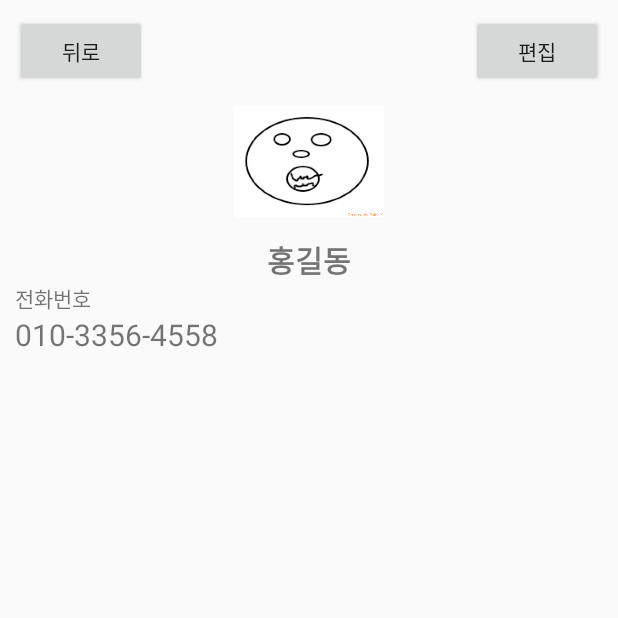
After one commit to ytkim4558/MeetingManagement, an Android app: the MemberInfoActivity screen opened directly, with no data from a screen before it, on a phone screen of 412 x 824 dp, the top half of it. The commit adds this screen. Run offline under Robolectric (Android 15) with nearby library versions, the phone set to English and light mode, and no system bars.

Commit message:
MemberInfoActivity추가, memberListView의 setOnItemLongClickListener추가 onItemClickListener로 뜨던 팝업 메뉴가 LongItemClickListener로 변경됨.

```diff
--- a/app/src/main/java/com/nagnek/android/meetingmanagement/BaseApplication.java
+++ b/app/src/main/java/com/nagnek/android/debugLog/BaseApplication.java
@@ -1,4 +1,4 @@
-package com.nagnek.android.meetingmanagement;
+package com.nagnek.android.debugLog;
 
 import android.app.Application;
 import android.content.Context;
--- a/app/src/main/java/com/nagnek/android/meetingmanagement/Dlog.java
+++ b/app/src/main/java/com/nagnek/android/debugLog/Dlog.java
@@ -1,4 +1,4 @@
-package com.nagnek.android.meetingmanagement;
+package com.nagnek.android.debugLog;
 
 import android.util.Log;
 
@@ -8,7 +8,7 @@ import android.util.Log;
 public class Dlog {
     static final String TAG = "meetingmanagement";
 
-    static final boolean showToast = false;
+    public static final boolean showToast = false;
 
     /**
      * Log Level Error
--- a/app/src/main/java/com/nagnek/android/meetingmanagement/MainActivity.java
+++ b/app/src/main/java/com/nagnek/android/meetingmanagement/MainActivity.java
@@ -2,11 +2,12 @@ package com.nagnek.android.meetingmanagement;
 
 import android.app.Activity;
 import android.content.Intent;
-import android.graphics.drawable.Drawable;
 import android.os.Bundle;
 import android.view.View;
 import android.widget.Button;
 import android.widget.Toast;
+
+import com.nagnek.android.debugLog.Dlog;
 
 public class MainActivity extends Activity {
     static final int NEW_GROUP_REQUEST = 1;
--- /dev/null
+++ b/app/src/main/java/com/nagnek/android/meetingmanagement/MemberInfoActivity.java
@@ -0,0 +1,150 @@
+package com.nagnek.android.meetingmanagement;
+
+import android.app.Activity;
+import android.content.Intent;
+import android.os.Bundle;
+import android.view.View;
+import android.widget.Button;
+import android.widget.ImageView;
+import android.widget.TextView;
+
+import com.nagnek.android.debugLog.Dlog;
+import com.nagnek.android.nagneImage.NagneCircleImage;
+
+public class MemberInfoActivity extends Activity {
+
+    public final static String BACKUP_INSTANCE = "BACKUP_INSTANCE";
+
+    Member member;
+    int position;
+    Intent resultIntent;
+
+    @Override
+    protected void onCreate(Bundle savedInstanceState) {
+        super.onCreate(savedInstanceState);
+        setContentView(R.layout.activity_member_info);
+        Dlog.d("onCreate()");
+        // ====================================================================================
+        //
+        // 호출한 인텐트에서 정보를 추출한다
+        // ====================================================================================
+        member = new Member();
+        if (savedInstanceState == null) {
+            Intent receivedIntent = getIntent();
+            member.name = receivedIntent.getStringExtra(GroupActivity.MEMBER_NAME);
+            member.imageUri = receivedIntent.getParcelableExtra(GroupActivity.MEMBER_IMAGE_URI);
+            member.phone_number = receivedIntent.getStringExtra(GroupActivity.MEMBER_PHONE);
+            position = receivedIntent.getIntExtra(GroupActivity.MEMBER_LIST_POSITION, 0);
+        } else {
+            member = savedInstanceState.getParcelable(EditMemberActivity.BACK_UP_MEMBER_KEY);
+            position = savedInstanceState.getInt(GroupActivity.MEMBER_LIST_POSITION, 0);
+            resultIntent = savedInstanceState.getParcelable(BACKUP_INSTANCE);
+        }
+        // ====================================================================================
+        //
+        // 현재 아이템의 내용을 변경할 뷰를 찾는다.
+        // ====================================================================================
+        TextView memberName = (TextView) findViewById(R.id.member_name);
+        TextView phoneNumber = (TextView) findViewById(R.id.phone_number);
+        ImageView memberImage = (ImageView) findViewById(R.id.member_image);
+        Button cancelButton = (Button) findViewById(R.id.cancel_button);
+        Button editButton = (Button) findViewById(R.id.edit_button);
+        // ====================================================================================
+
+        // 리스너 등록
+        // ====================================================================================
+        cancelButton.setOnClickListener(new View.OnClickListener() {
+            @Override
+            public void onClick(View v) {
+                setResult(MemberItemPopupMenuActivity.RESULT_CODE_EDIT_MEMBER, resultIntent);
+                finish();
+            }
+        });
+        editButton.setOnClickListener(new View.OnClickListener() {
+            @Override
+            public void onClick(View v) {
+                Intent intent = new Intent(MemberInfoActivity.this, EditMemberActivity.class);
+                intent.putExtra(MemberItemPopupMenuActivity.EDIT_MEMBER_NAME, member.name);
+                intent.putExtra(MemberItemPopupMenuActivity.EDIT_MEMBER_IMAGE_URI, member.imageUri);
+                intent.putExtra(MemberItemPopupMenuActivity.EDIT_MEMBER_PHONE, member.phone_number);
+                intent.putExtra(GroupActivity.MEMBER_LIST_POSITION, position);
+                startActivityForResult(intent, MemberItemPopupMenuActivity.REQ_CODE_EDIT_MEMBER);
+            }
+        });
+
+        // ====================================================================================
+
+        // 뷰 내용 변경
+        // ====================================================================================
+        if (member.name != null) {
+            memberName.setText(member.name);
+        }
+        if (member.imageUri != null) {
+            memberImage.setImageBitmap(NagneCircleImage.getCircleBitmap(this, member.imageUri));
+        }
+        if (member.phone_number != null) {
+            phoneNumber.setText(member.phone_number);
+        }
+
+    }
+
+    @Override
+    protected void onActivityResult(int requestCode, int resultCode, Intent data) {
+        if (requestCode == MemberItemPopupMenuActivity.REQ_CODE_EDIT_MEMBER) {
+            if (resultCode == RESULT_OK) {
+                Dlog.d("편집시작");
+                Intent receivedIntent = data;
+                resultIntent = data;
+                member.name = receivedIntent.getStringExtra(MemberItemPopupMenuActivity.EDIT_MEMBER_NAME);
+                member.imageUri = receivedIntent.getParcelableExtra(MemberItemPopupMenuActivity.EDIT_MEMBER_IMAGE_URI);
+                member.phone_number = receivedIntent.getStringExtra(MemberItemPopupMenuActivity.EDIT_MEMBER_PHONE);
+                position = receivedIntent.getIntExtra(GroupActivity.MEMBER_LIST_POSITION, 0);
+
+                // ====================================================================================
+                //
+                // 현재 아이템의 내용을 변경할 뷰를 찾는다.
+                // ====================================================================================
+                TextView memberName = (TextView) findViewById(R.id.member_name);
+                TextView phoneNumber = (TextView) findViewById(R.id.phone_number);
+                ImageView memberImage = (ImageView) findViewById(R.id.member_image);
+                Button cancelButton = (Button) findViewById(R.id.cancel_button);
+                Button editButton = (Button) findViewById(R.id.edit_button);
+                // ====================================================================================
+                //
+                // 뷰 내용 변경
+                // ====================================================================================
+                if (member.name != null) {
+                    memberName.setText(member.name);
+                }
+                if (member.imageUri != null) {
+                    memberImage.setImageBitmap(NagneCircleImage.getCircleBitmap(this, member.imageUri));
+                }
+                if (member.phone_number != null) {
+                    phoneNumber.setText(member.phone_number);
+                }
+            }
+        }
+    }
+
+    @Override
+    protected void onSaveInstanceState(Bundle outState) {
+        super.onSaveInstanceState(outState);
+        outState.putParcelable(EditMemberActivity.BACK_UP_MEMBER_KEY, member);
+        outState.putInt(EditMemberActivity.BACK_UP_MEMBER_POSITION, position);
+        outState.putParcelable(BACKUP_INSTANCE, resultIntent);
+    }
+
+    @Override
+    public void onBackPressed() {
+        Dlog.i("onBackPressed()");
+        setResult(MemberItemPopupMenuActivity.RESULT_CODE_EDIT_MEMBER, resultIntent);
+        finish();
+        super.onBackPressed();
+    }
+
+    @Override
+    protected void onDestroy() {
+        Dlog.i("onDestroy()");
+        super.onDestroy();
+    }
+}
--- a/app/src/main/java/com/nagnek/android/meetingmanagement/PopupActivity.java
+++ b/app/src/main/java/com/nagnek/android/meetingmanagement/PopupActivity.java
@@ -6,6 +6,8 @@ import android.view.Window;
 import android.view.WindowManager;
 import android.widget.Toast;
 
+import com.nagnek.android.debugLog.Dlog;
+
 /**
  * Created by yongtakpc on 2016. 7. 4..
  */
@@ -13,7 +15,7 @@ public class PopupActivity extends Activity {
     @Override
     protected void onCreate(Bundle savedInstanceState) {
         super.onCreate(savedInstanceState);
-        if(Dlog.showToast) Toast.makeText(this, Dlog.s(""), Toast.LENGTH_SHORT).show();
+        if (Dlog.showToast) Toast.makeText(this, Dlog.s(""), Toast.LENGTH_SHORT).show();
         // 타이틀 제거
         requestWindowFeature(Window.FEATURE_NO_TITLE);
 
--- a/app/src/main/java/com/nagnek/android/meetingmanagement/NagneCropImage.java
+++ b/app/src/main/java/com/nagnek/android/nagneImage/NagneCropImage.java
@@ -1,4 +1,4 @@
-package com.nagnek.android.meetingmanagement;
+package com.nagnek.android.nagneImage;
 
 import android.content.Context;
 import android.content.Intent;
--- a/app/src/main/java/com/nagnek/android/meetingmanagement/NagneImage.java
+++ b/app/src/main/java/com/nagnek/android/nagneImage/NagneImage.java
@@ -1,4 +1,4 @@
-package com.nagnek.android.meetingmanagement;
+package com.nagnek.android.nagneImage;
 
 import android.content.Context;
 import android.database.Cursor;
@@ -7,7 +7,6 @@ import android.net.Uri;
 import android.provider.MediaStore;
 import android.content.Intent;
 
-import java.io.FileNotFoundException;
 import java.io.IOException;
 
 /**
--- /dev/null
+++ b/app/src/main/res/layout/activity_member_info.xml
@@ -0,0 +1,51 @@
+<?xml version="1.0" encoding="utf-8"?>
+<LinearLayout xmlns:android="http://schemas.android.com/apk/res/android"
+    android:layout_width="match_parent"
+    android:layout_height="match_parent"
+    android:layout_marginLeft="10dp"
+    android:layout_marginRight="10dp"
+    android:layout_marginTop="10dp"
+    android:layout_marginBottom="10dp"
+    android:orientation="vertical">
+
+    <RelativeLayout
+        android:layout_width="match_parent"
+        android:layout_height="wrap_content">
+
+        <Button android:id="@+id/cancel_button"
+            android:layout_width="wrap_content"
+            android:layout_height="wrap_content"
+            android:text="뒤로"/>
+
+        <Button android:id="@+id/edit_button"
+            android:layout_width="wrap_content"
+            android:layout_height="wrap_content"
+            android:layout_alignParentRight="true"
+            android:text="편집"/>
+    </RelativeLayout>
+
+    <ImageView android:id="@+id/member_image"
+        android:layout_width="100dp"
+        android:layout_height="100dp"
+        android:src="@drawable/face"
+        android:layout_gravity="center"/>
+
+    <TextView android:id="@+id/member_name"
+        android:layout_width="wrap_content"
+        android:layout_height="wrap_content"
+        android:textStyle="bold"
+        android:text="홍길동"
+        android:layout_gravity="center"
+        android:textSize="20dp" />
+
+    <TextView
+        android:layout_width="wrap_content"
+        android:layout_height="wrap_content"
+        android:text="전화번호"/>
+
+    <TextView android:id="@+id/phone_number"
+        android:layout_width="wrap_content"
+        android:layout_height="wrap_content"
+        android:text="010-3356-4558"
+        android:textSize="20dp"/>
+</LinearLayout>
--- a/app/src/main/res/values/strings.xml
+++ b/app/src/main/res/values/strings.xml
@@ -2,4 +2,5 @@
     <string name="app_name">MeetingManagement</string>
     <string name="title_activity_new_member_name_popup">newMemberNamePopupActivity</string>
     <string name="title_activity_member_item_popup_menu">MemberItemPopupMenuActivity</string>
+    <string name="title_activity_member_info">MemberInfoActivity</string>
 </resources>
```
Also changed, not shown: app/src/main/AndroidManifest.xml (+6 -2 lines), app/src/main/java/com/nagnek/android/meetingmanagement/EditMemberActivity.java (+6 -3 lines), app/src/main/java/com/nagnek/android/meetingmanagement/GroupActivity.java (+24 -8 lines), app/src/main/java/com/nagnek/android/meetingmanagement/Member.java (+29 -28 lines), app/src/main/java/com/nagnek/android/meetingmanagement/MemberItemPopupMenuActivity.java (+5 -5 lines), app/src/main/java/com/nagnek/android/meetingmanagement/MemberListAdapter.java (+17 -16 lines), app/src/main/java/com/nagnek/android/meetingmanagement/NewGroupPopupActivity.java (+8 -9 lines), app/src/main/java/com/nagnek/android/nagneImage/NagneCircleImage.java (renamed from app/src/main/java/com/nagnek/android/meetingmanagement/NagneCircleImage.java, +2 -5 lines).
